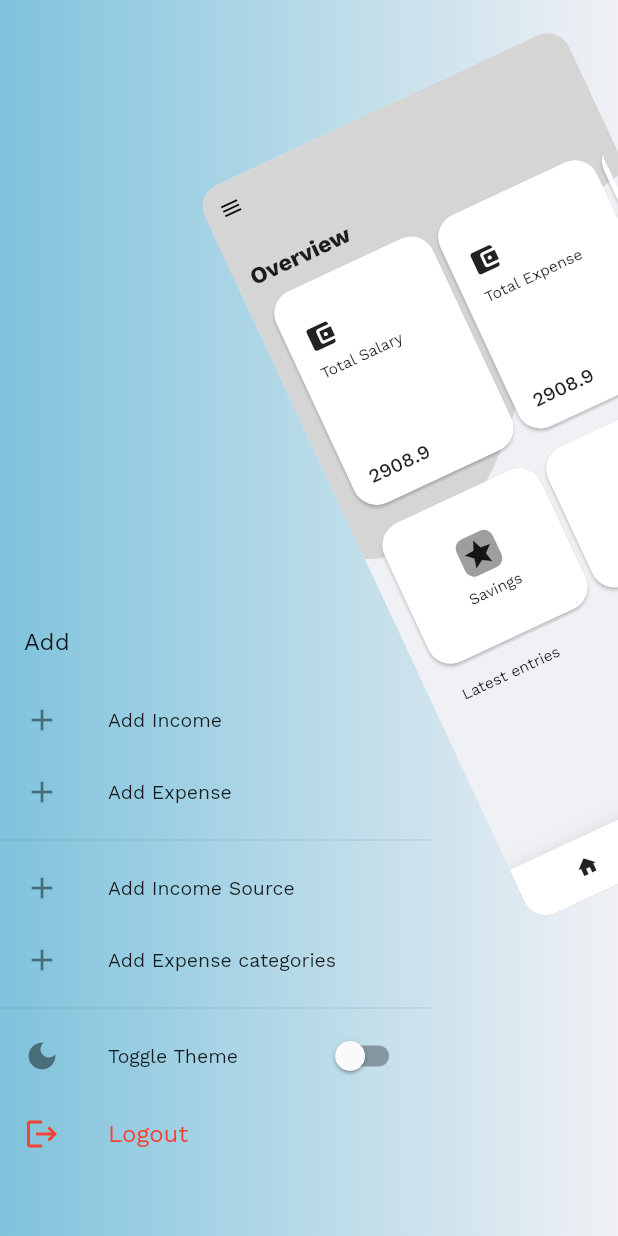
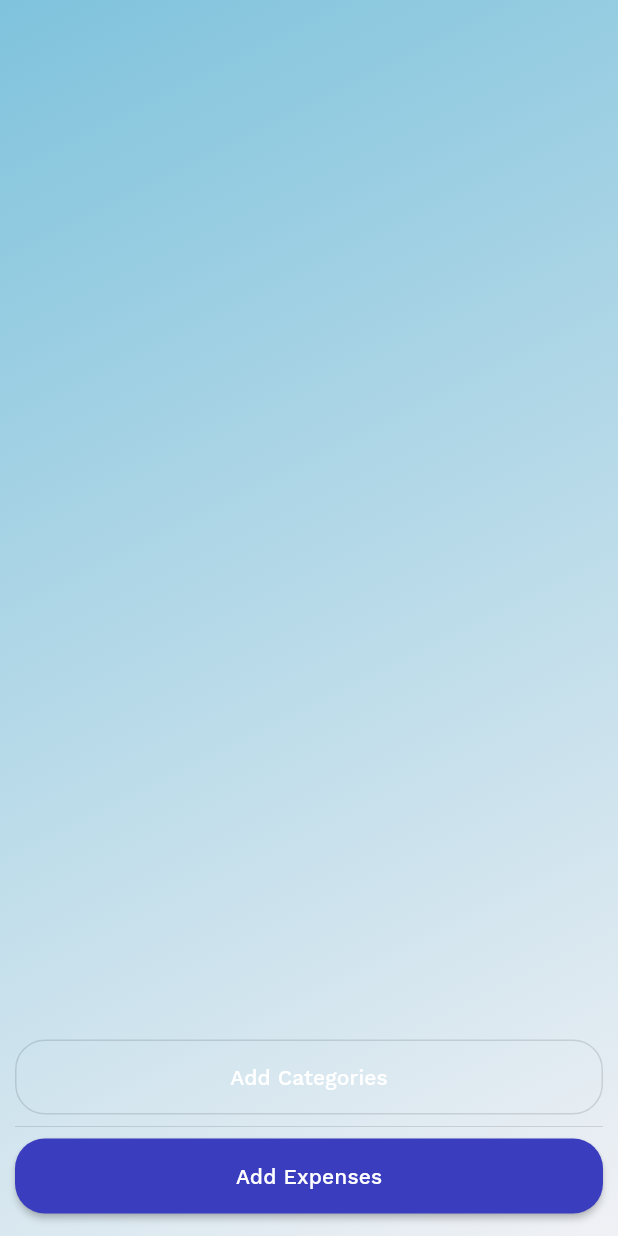
Before and after one commit to tuuhin/expense_tracker, a Flutter app: the CustomDrawer screen opened directly, after a tap on the "add" icon, after a tap on "Add Expense", on a phone screen of 412 x 824 dp. Run offline on Flutter 3.47's test engine with Material 2 defaults, Android fonts, the phone set to English and light mode, and no system bars; our stand-ins replace bloc, dio, flutter_bloc, flutter_dotenv, flutter_secure_storage, freezed_annotation and 2 more; accounts and stored records are empty.

Commit message:
entries quite done work on expenses started the entries are still quite functionable started working on expense categories

```diff
--- a/frontend/lib/app/auth/sign_in.dart
+++ b/frontend/lib/app/auth/sign_in.dart
@@ -26,6 +26,9 @@ class _SignInPageState extends State<SignInPage> {
   }
 
   Future<void> _signInUser(BuildContext context) async {
+    if (!_isLoading) {
+      setState(() => _isLoading = !_isLoading);
+    }
     if (_username.text.isEmpty || _password.text.isEmpty) {
       ScaffoldMessenger.of(context).showSnackBar(
           const SnackBar(content: Text('Some the fields are blank')));
@@ -37,8 +40,8 @@ class _SignInPageState extends State<SignInPage> {
       if (_respn!.statusCode != 200) {
         ScaffoldMessenger.of(context).showSnackBar(
             SnackBar(content: Text(_respn.data['detail'].toString())));
+        setState(() => _isLoading = !_isLoading);
       }
-      setState(() => _isLoading = !_isLoading);
     }
 
     // _authProvider.changeAuthState();
--- /dev/null
+++ b/frontend/lib/app/home/routes/add_expenses.dart
@@ -0,0 +1,74 @@
+import 'package:expense_tracker/app/home/routes/add_categories.dart';
+import 'package:flutter/material.dart';
+
+class AddExpenses extends StatefulWidget {
+  const AddExpenses({Key? key}) : super(key: key);
+
+  @override
+  _AddExpensesState createState() => _AddExpensesState();
+}
+
+class _AddExpensesState extends State<AddExpenses> {
+  final OutlinedBorder _bottomSheetBorder = const RoundedRectangleBorder(
+      borderRadius: BorderRadius.only(
+          topLeft: Radius.circular(20), topRight: Radius.circular(20)));
+
+  void _addNewExpenseCategories(BuildContext context) async =>
+      await showModalBottomSheet(
+          shape: _bottomSheetBorder,
+          isScrollControlled: true,
+          context: context,
+          builder: (context) => Padding(
+                padding: MediaQuery.of(context).viewInsets,
+                child: const AddCategories(),
+              ));
+
+  @override
+  Widget build(BuildContext context) {
+    final Size _size = MediaQuery.of(context).size;
+    return Scaffold(
+        resizeToAvoidBottomInset: false,
+        extendBodyBehindAppBar: true,
+        body: Container(
+          decoration: BoxDecoration(
+              gradient: LinearGradient(
+                  begin: Alignment.topLeft,
+                  end: Alignment.bottomRight,
+                  colors: [
+                Theme.of(context).brightness == Brightness.light
+                    ? Theme.of(context).colorScheme.primary
+                    : Theme.of(context).colorScheme.secondary,
+                Theme.of(context).scaffoldBackgroundColor,
+              ])),
+          child: Padding(
+            padding: const EdgeInsets.symmetric(horizontal: 10, vertical: 15),
+            child: Column(mainAxisAlignment: MainAxisAlignment.end, children: [
+              OutlinedButton(
+                  style: OutlinedButton.styleFrom(
+                      fixedSize: Size(_size.width, 50),
+                      shape: RoundedRectangleBorder(
+                          borderRadius: BorderRadius.circular(20))),
+                  onPressed: () => _addNewExpenseCategories(context),
+                  child: Text('Add Categories',
+                      style: Theme.of(context)
+                          .textTheme
+                          .subtitle2!
+                          .copyWith(color: Colors.white))),
+              const Divider(),
+              ElevatedButton(
+                  style: ElevatedButton.styleFrom(
+                      primary: Theme.of(context).colorScheme.secondary,
+                      fixedSize: Size(_size.width, 50),
+                      shape: RoundedRectangleBorder(
+                          borderRadius: BorderRadius.circular(20))),
+                  onPressed: () {},
+                  child: Text('Add Expenses',
+                      style: Theme.of(context)
+                          .textTheme
+                          .subtitle2!
+                          .copyWith(color: Colors.white)))
+            ]),
+          ),
+        ));
+  }
+}
--- a/frontend/lib/app/home/routes/add_source.dart
+++ b/frontend/lib/app/home/routes/add_source.dart
@@ -1,5 +1,5 @@
 import 'package:expense_tracker/services/api/income_client.dart';
-import 'package:expense_tracker/services/cubits/income_sources/income_source_cubit.dart';
+import 'package:expense_tracker/services/cubits/cubit.dart';
 import 'package:flutter/material.dart';
 import 'package:flutter_bloc/flutter_bloc.dart';
 
--- a/frontend/lib/app/home/routes/routes.dart
+++ b/frontend/lib/app/home/routes/routes.dart
@@ -2,3 +2,5 @@ export 'add_income.dart';
 export 'budget.dart';
 export 'savings.dart';
 export 'reminders.dart';
+export 'add_categories.dart';
+export 'add_expenses.dart';
--- a/frontend/lib/app/home/settings.dart
+++ b/frontend/lib/app/home/settings.dart
@@ -1,4 +1,5 @@
 import 'package:expense_tracker/app/home/routes/add_income.dart';
+import 'package:expense_tracker/app/home/routes/routes.dart';
 import 'package:expense_tracker/services/cubits/authentication/auth_cubit.dart';
 import 'package:expense_tracker/services/cubits/theme/theme_cubit.dart';
 import 'package:flutter/material.dart';
@@ -72,7 +73,7 @@ class Settings extends StatelessWidget {
                   ),
                   ListTile(
                     dense: true,
-                    onTap: () {},
+                    onTap: () => Navigator.of(context).push(_addExpenses()),
                     title: const Text('Add Expense'),
                     leading: const Icon(Icons.add),
                   ),
@@ -133,3 +134,17 @@ Route _addIncomeRoute() => PageRouteBuilder(
           transform: Matrix4.identity()..rotateY(radians(-1 * _rotation.value)),
           child: child);
     });
+
+Route _addExpenses() => PageRouteBuilder(
+    transitionDuration: const Duration(milliseconds: 700),
+    reverseTransitionDuration: const Duration(milliseconds: 400),
+    pageBuilder: (context, animation, secondaryAnimation) =>
+        const AddExpenses(),
+    transitionsBuilder: (context, animation, secondaryAnimation, child) {
+      final Animation<double> _rotation = Tween<double>(begin: 90, end: 0)
+          .animate(CurvedAnimation(parent: animation, curve: Curves.easeInOut));
+
+      return Transform(
+          transform: Matrix4.identity()..rotateY(radians(-1 * _rotation.value)),
+          child: child);
+    });
--- a/frontend/lib/utils/palette.dart
+++ b/frontend/lib/utils/palette.dart
@@ -4,6 +4,7 @@ import 'package:google_fonts/google_fonts.dart';
 class Palette {
   static const Color secondary = Color(0xff3b3dbf);
   static const Color primary = Color(0xff7fc3dc);
+
   static ThemeData lightTheme = ThemeData(
     colorScheme: const ColorScheme.light().copyWith(
         primary: primary, secondary: secondary, error: Colors.redAccent),
@@ -14,13 +15,16 @@ class Palette {
       suffixIconColor: Colors.black87,
       prefixIconColor: secondary,
       focusedBorder: OutlineInputBorder(
-          borderSide: BorderSide(color: secondary, width: 1.75),
-          borderRadius: BorderRadius.all(Radius.circular(25))),
+        borderSide: BorderSide(color: secondary, width: 1.75),
+        borderRadius: BorderRadius.all(Radius.circular(10)),
+      ),
       border: OutlineInputBorder(
-          borderRadius: BorderRadius.all(Radius.circular(25))),
+        borderRadius: BorderRadius.all(Radius.circular(10)),
+      ),
     ),
     primaryColor: const Color(0xff7fc3dc),
   );
+
   static ThemeData darkTheme = ThemeData(
     colorScheme: const ColorScheme.dark().copyWith(
         primary: primary, secondary: secondary, error: Colors.redAccent),
@@ -29,10 +33,12 @@ class Palette {
       prefixIconColor: primary,
       suffixIconColor: Colors.white70,
       focusedBorder: OutlineInputBorder(
-          borderSide: BorderSide(color: secondary, width: 1.75),
-          borderRadius: BorderRadius.all(Radius.circular(10))),
+        borderSide: BorderSide(color: secondary, width: 1.75),
+        borderRadius: BorderRadius.all(Radius.circular(10)),
+      ),
       border: OutlineInputBorder(
-          borderRadius: BorderRadius.all(Radius.circular(10))),
+        borderRadius: BorderRadius.all(Radius.circular(10)),
+      ),
     ),
   );
 }
```
Also changed, not shown: frontend/analysis_options.yaml (+8 -0 lines), frontend/lib/app/home/routes/add_categories.dart (added, +87 -0 lines), frontend/lib/app/home/screens/entries.dart (+62 -18 lines), frontend/lib/app/widgets/entries_options.dart (+78 -15 lines), frontend/lib/services/api/base_data_client.dart (+13 -0 lines), frontend/lib/services/api/expenses_client.dart (added, +17 -0 lines), frontend/lib/services/cubits/entries/entries_cubit.dart (+25 -0 lines).
